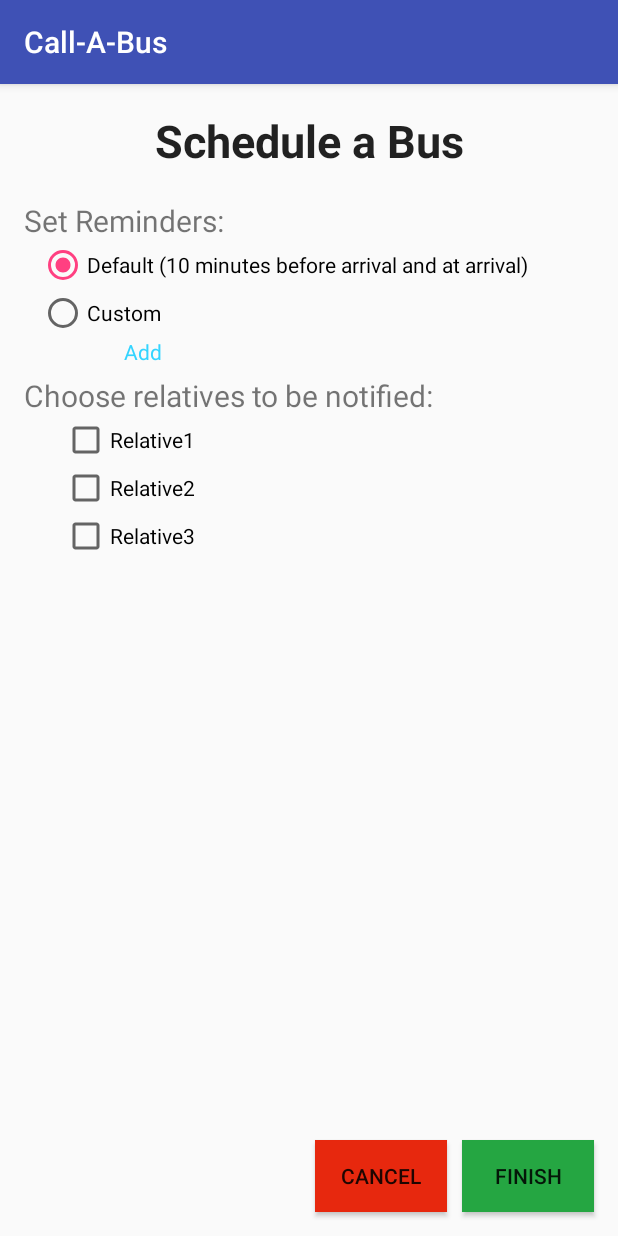
After one commit to nisch100/CallABus, an Android app: the SchedulingReminders screen opened directly, with no data from a screen before it, on a phone screen of 412 x 824 dp. The commit adds this screen. Run offline under Robolectric (Android 15) with nearby library versions, the phone set to English and light mode, and no system bars.

Commit message:
Got warnings and transition to reminders page to work

```diff
--- a/app/src/main/AndroidManifest.xml
+++ b/app/src/main/AndroidManifest.xml
@@ -18,6 +18,9 @@
         </activity>
         <activity android:name=".Profile" />
         <activity android:name=".Login" />
+        <activity android:name=".SchedulingActivity"
+            android:exported="true"/>
+        <activity android:name=".SchedulingReminders"/>
     </application>
 
 </manifest>
--- a/app/src/main/java/com/example/nisch100/call_a_bus/Profile.java
+++ b/app/src/main/java/com/example/nisch100/call_a_bus/Profile.java
@@ -57,7 +57,7 @@ public class Profile extends AppCompatActivity implements View.OnClickListener {
         buttonLogout = (Button) findViewById(R.id.buttonLogout);
 
         //displaying logged in user name
-        textViewUserEmail.setText("Welcome "+user.);
+        //textViewUserEmail.setText("Welcome "+ user.);
 
         //adding listener to button
         buttonLogout.setOnClickListener(this);
--- /dev/null
+++ b/app/src/main/java/com/example/nisch100/call_a_bus/SchedulingReminders.java
@@ -0,0 +1,60 @@
+package com.example.nisch100.call_a_bus;
+
+import android.app.AlertDialog;
+import android.content.DialogInterface;
+import android.os.Build;
+import android.os.Bundle;
+import android.support.v7.app.AppCompatActivity;
+import android.view.View;
+import android.widget.Button;
+
+
+public class SchedulingReminders extends AppCompatActivity {
+
+    Button finishButton, canButton;
+
+    @Override
+    protected void onCreate(Bundle savedInstanceState) {
+        super.onCreate(savedInstanceState);
+        setContentView(R.layout.activity_schedulingreminders);
+
+        finishButton = (Button) findViewById(R.id.finishSched);
+        canButton = (Button) findViewById(R.id.cancelButton);
+
+        canButton.setOnClickListener(new View.OnClickListener() {
+            @Override
+            public void onClick(View view) {
+                promptCancel(view);
+            }
+        });
+
+
+    }
+
+    public void set(View v) {
+
+    }
+
+    public void promptCancel(View v) {
+        final AlertDialog.Builder builder;
+        if (Build.VERSION.SDK_INT >= Build.VERSION_CODES.LOLLIPOP) {
+            builder = new AlertDialog.Builder(v.getContext(), android.R.style.Theme_Material_Dialog_Alert);
+        } else {
+            builder = new AlertDialog.Builder(getApplicationContext());
+        }
+        builder.setTitle("Alert")
+                .setMessage("Are you sure you want to cancel? If you cancel, all changes will be lost.")
+                .setPositiveButton("Yes", new DialogInterface.OnClickListener() {
+                    public void onClick(DialogInterface dialog, int which) {
+                        finish();
+                    }
+                })
+                .setNegativeButton("No", new DialogInterface.OnClickListener() {
+                    public void onClick(DialogInterface dialog, int which) {
+                        dialog.dismiss();
+                    }
+                })
+                .setIcon(android.R.drawable.ic_dialog_alert)
+                .show();
+    }
+}
--- /dev/null
+++ b/app/src/main/res/layout/activity_schedulingreminders.xml
@@ -0,0 +1,153 @@
+<?xml version="1.0" encoding="utf-8"?>
+<android.support.constraint.ConstraintLayout xmlns:android="http://schemas.android.com/apk/res/android"
+    xmlns:app="http://schemas.android.com/apk/res-auto"
+    xmlns:tools="http://schemas.android.com/tools"
+    android:layout_width="match_parent"
+    android:layout_height="match_parent"
+    tools:context=".SchedulingReminders"
+    tools:layout_editor_absoluteY="81dp">
+
+
+    <EditText
+        android:id="@+id/editText"
+        android:layout_width="0dp"
+        android:layout_height="43dp"
+        android:layout_marginBottom="18dp"
+        android:layout_marginEnd="69dp"
+        android:layout_marginLeft="69dp"
+        android:layout_marginRight="69dp"
+        android:layout_marginStart="69dp"
+        android:layout_marginTop="16dp"
+        android:background="@null"
+        android:clickable="false"
+        android:cursorVisible="false"
+        android:ems="10"
+        android:focusable="false"
+        android:focusableInTouchMode="false"
+        android:inputType="text"
+        android:text="Schedule a Bus"
+        android:textAlignment="center"
+        android:textSize="30sp"
+        android:textStyle="bold"
+        app:layout_constraintBottom_toTopOf="@+id/setReminders"
+        app:layout_constraintEnd_toEndOf="parent"
+        app:layout_constraintStart_toStartOf="parent"
+        app:layout_constraintTop_toTopOf="parent" />
+
+    <TextView
+        android:id="@+id/setReminders"
+        android:layout_width="wrap_content"
+        android:layout_height="wrap_content"
+        android:layout_marginLeft="16dp"
+        android:layout_marginStart="16dp"
+        android:layout_marginTop="77dp"
+        android:text="Set Reminders:"
+        android:textAlignment="viewStart"
+        android:textSize="20sp"
+        app:layout_constraintStart_toStartOf="parent"
+        app:layout_constraintTop_toTopOf="parent" />
+
+    <RadioGroup
+        android:id="@+id/radioReminder"
+        android:layout_width="wrap_content"
+        android:layout_height="0dp"
+        android:layout_marginLeft="10dp"
+        android:layout_marginStart="10dp"
+        app:layout_constraintBottom_toTopOf="@+id/add"
+        app:layout_constraintStart_toStartOf="@+id/setReminders"
+        app:layout_constraintTop_toBottomOf="@+id/setReminders">
+
+        <RadioButton
+            android:id="@+id/reminderDefault"
+            android:layout_width="wrap_content"
+            android:layout_height="wrap_content"
+            android:checked="true"
+            android:text="Default (10 minutes before arrival and at arrival)" />
+
+        <RadioButton
+            android:id="@+id/reminderCustom"
+            android:layout_width="wrap_content"
+            android:layout_height="wrap_content"
+            android:text="Custom" />
+
+    </RadioGroup>
+
+    <TextView
+        android:id="@+id/add"
+        android:layout_width="wrap_content"
+        android:layout_height="wrap_content"
+        android:layout_marginBottom="6dp"
+        android:layout_marginEnd="43dp"
+        android:layout_marginLeft="43dp"
+        android:layout_marginRight="43dp"
+        android:layout_marginStart="43dp"
+        android:clickable="true"
+        android:text="Add"
+        android:textColor="#33D4FF"
+        app:layout_constraintBottom_toTopOf="@+id/textView3"
+        app:layout_constraintEnd_toEndOf="@+id/setReminders"
+        app:layout_constraintStart_toStartOf="@+id/relative1" />
+
+    <TextView
+        android:id="@+id/textView3"
+        android:layout_width="wrap_content"
+        android:layout_height="wrap_content"
+        android:layout_marginLeft="16dp"
+        android:layout_marginStart="16dp"
+        android:layout_marginTop="194dp"
+        android:text="Choose relatives to be notified:"
+        android:textSize="20sp"
+        app:layout_constraintStart_toStartOf="parent"
+        app:layout_constraintTop_toTopOf="parent" />
+
+    <CheckBox
+        android:id="@+id/relative1"
+        android:layout_width="wrap_content"
+        android:layout_height="wrap_content"
+        android:layout_marginLeft="25dp"
+        android:layout_marginStart="25dp"
+        android:text="Relative1"
+        app:layout_constraintStart_toStartOf="@+id/textView3"
+        app:layout_constraintTop_toBottomOf="@+id/textView3" />
+
+    <CheckBox
+        android:id="@+id/relative2"
+        android:layout_width="wrap_content"
+        android:layout_height="wrap_content"
+        android:text="Relative2"
+        app:layout_constraintStart_toStartOf="@+id/relative1"
+        app:layout_constraintTop_toBottomOf="@+id/relative1" />
+
+    <CheckBox
+        android:id="@+id/relative3"
+        android:layout_width="wrap_content"
+        android:layout_height="wrap_content"
+        android:text="Relative3"
+        app:layout_constraintStart_toStartOf="@+id/relative2"
+        app:layout_constraintTop_toBottomOf="@+id/relative2" />
+
+    <Button
+        android:id="@+id/finishSched"
+        android:layout_width="wrap_content"
+        android:layout_height="48dp"
+        android:layout_marginBottom="16dp"
+        android:layout_marginEnd="16dp"
+        android:layout_marginRight="16dp"
+        android:background="#25A642"
+        android:text="Finish"
+        app:layout_constraintBottom_toBottomOf="parent"
+        app:layout_constraintEnd_toEndOf="parent" />
+
+    <Button
+        android:id="@+id/cancelButton"
+        android:layout_width="wrap_content"
+        android:layout_height="0dp"
+        android:layout_marginEnd="10dp"
+        android:layout_marginRight="10dp"
+        android:background="#E7280E"
+        android:text="Cancel"
+        app:layout_constraintBaseline_toBaselineOf="@+id/finishSched"
+        app:layout_constraintEnd_toStartOf="@+id/finishSched" />
+
+
+</android.support.constraint.ConstraintLayout>
--- a/app/src/main/res/values/strings.xml
+++ b/app/src/main/res/values/strings.xml
@@ -1,3 +1,5 @@
 <resources>
     <string name="app_name">Call-A-Bus</string>
+    <string name="radio_default">Default (10 minutes before arrival and at arrival)</string>
+    <string name="radio_custom">Custom</string>
 </resources>
```
Also changed, not shown: app/src/main/java/com/example/nisch100/call_a_bus/SchedulingActivity.java (+103 -58 lines), app/src/main/res/layout/activity_scheduling.xml (added, +169 -0 lines).
